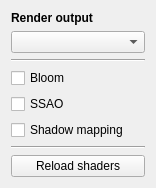
This is OpenGLExercise/rendering.ui in dafral/Advanced-Graphic-Production as Qt 5 draws it before an edit. The edited form follows.
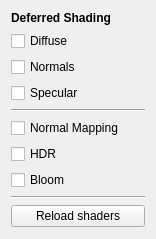
This is the edited form.

```diff
--- a/OpenGLExercise/rendering.ui
+++ b/OpenGLExercise/rendering.ui
@@ -7,7 +7,7 @@
     <x>0</x>
     <y>0</y>
     <width>156</width>
-    <height>173</height>
+    <height>239</height>
    </rect>
   </property>
   <property name="windowTitle">
@@ -17,12 +17,30 @@
    <item>
     <widget class="QLabel" name="labelRendering">
      <property name="text">
-      <string>&lt;b&gt;Render output&lt;/b&gt;</string>
+      <string>&lt;b&gt;Deferred Shading&lt;/b&gt;</string>
      </property>
     </widget>
    </item>
    <item>
-    <widget class="QComboBox" name="comboRendering"/>
+    <widget class="QCheckBox" name="boxDiffuseR">
+     <property name="text">
+      <string>Diffuse</string>
+     </property>
+    </widget>
+   </item>
+   <item>
+    <widget class="QCheckBox" name="boxNormalsR">
+     <property name="text">
+      <string>Normals</string>
+     </property>
+    </widget>
+   </item>
+   <item>
+    <widget class="QCheckBox" name="boxSpecularR">
+     <property name="text">
+      <string>Specular</string>
+     </property>
+    </widget>
    </item>
    <item>
     <widget class="Line" name="lineRendering1">
@@ -31,6 +49,20 @@
      </property>
     </widget>
    </item>
+   <item>
+    <widget class="QCheckBox" name="boxNormalMapping">
+     <property name="text">
+      <string>Normal Mapping</string>
+     </property>
+    </widget>
+   </item>
+   <item>
+    <widget class="QCheckBox" name="boxHDR">
+     <property name="text">
+      <string>HDR</string>
+     </property>
+    </widget>
+   </item>
    <item>
     <widget class="QCheckBox" name="boxBloom">
      <property name="text">
@@ -38,20 +70,6 @@
      </property>
     </widget>
    </item>
-   <item>
-    <widget class="QCheckBox" name="boxSSAO">
-     <property name="text">
-      <string>SSAO</string>
-     </property>
-    </widget>
-   </item>
-   <item>
-    <widget class="QCheckBox" name="boxShadowmap">
-     <property name="text">
-      <string>Shadow mapping</string>
-     </property>
-    </widget>
-   </item>
    <item>
     <widget class="Line" name="lineRendering2">
      <property name="orientation">
@@ -66,6 +84,19 @@
      </property>
     </widget>
    </item>
+   <item>
+    <spacer name="verticalSpacer">
+     <property name="orientation">
+      <enum>Qt::Vertical</enum>
+     </property>
+     <property name="sizeHint" stdset="0">
+      <size>
+       <width>20</width>
+       <height>40</height>
+      </size>
+     </property>
+    </spacer>
+   </item>
   </layout>
  </widget>
  <resources/>
```
